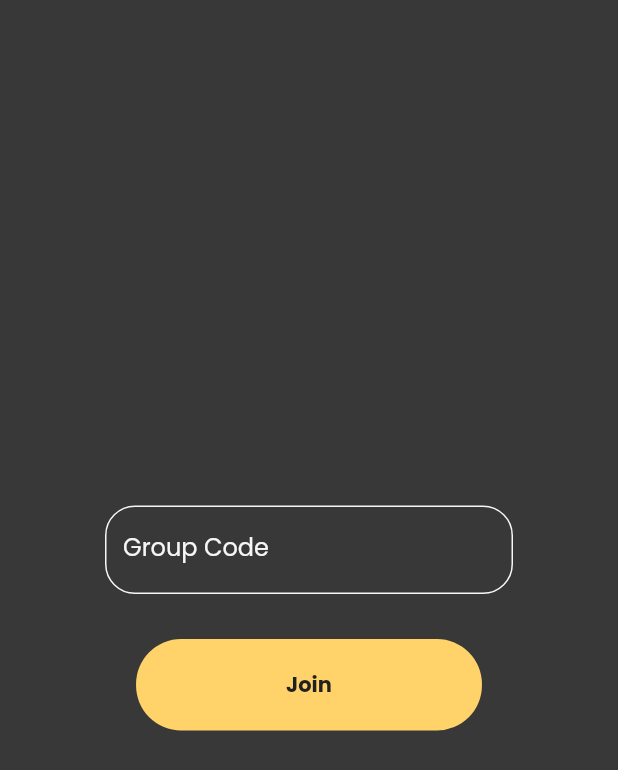
After one commit to jesi318/serviz-old, a Flutter app: the CreateGroupForm screen opened by its route, on a phone screen of 412 x 824 dp. The commit adds this screen. Shown: the top 770 px of the screen. Run offline on Flutter 3.47's test engine with Material 2 defaults, Android fonts, the phone set to English and light mode, and no system bars; drawn by our look-alikes of flutter_bounce; our stand-ins replace firebase_core, get, google_fonts; accounts and stored records are empty.

Commit message:
added create_group_form.dart file and specified the rout with getx

```diff
--- a/lib/routes.dart
+++ b/lib/routes.dart
@@ -1,4 +1,5 @@
 import 'package:get/get.dart';
+import 'package:serviz/screens/create_group_form.dart';
 import 'package:serviz/screens/create_join_group.dart';
 import 'package:serviz/screens/homepg.dart';
 import 'package:serviz/screens/welcome_screen.dart';
@@ -12,7 +13,8 @@ appRoutes() => [
         transition: Transition.rightToLeftWithFade,
         transitionDuration: Duration(milliseconds: 500),
       ),
-      GetPage(name: '/home', page: () => HomePage())
+      GetPage(name: '/home', page: () => HomePage()),
+      GetPage(name: '/creategroupform', page: () => CreateGroupForm())
     ];
 
 class MyMiddelware extends GetMiddleware {
--- /dev/null
+++ b/lib/screens/create_group_form.dart
@@ -0,0 +1,94 @@
+import 'package:flutter/material.dart';
+import 'package:google_fonts/google_fonts.dart';
+import 'package:serviz/utils/colors.dart';
+import 'package:flutter_bounce/flutter_bounce.dart';
+
+class CreateGroupForm extends StatefulWidget {
+  @override
+  State<CreateGroupForm> createState() => _CreateGroupFormState();
+}
+
+class _CreateGroupFormState extends State<CreateGroupForm> {
+  final _textController = TextEditingController();
+  FocusNode myFocusNode = new FocusNode();
+
+  @override
+  void initState() {
+    super.initState();
+
+    _textController.addListener(() => setState(() {}));
+  }
+
+  @override
+  Widget build(BuildContext context) {
+    return Scaffold(
+      backgroundColor: AppColors.grey_background,
+      body: Container(
+        child: Padding(
+          padding: const EdgeInsets.all(70),
+          child: Column(
+            mainAxisAlignment: MainAxisAlignment.center,
+            children: [
+              groupcodetext(),
+              SizedBox(
+                height: 30,
+              ),
+              Bounce(
+                duration: Duration(milliseconds: 110),
+                onPressed: () {
+                  //What to do on pressed
+                },
+                child: Container(
+                  padding: EdgeInsets.only(
+                      left: 100, right: 100, top: 20, bottom: 20),
+                  decoration: BoxDecoration(
+                      borderRadius: BorderRadius.circular(30),
+                      color: AppColors.yellow_accent),
+                  child: Text(
+                    'Join',
+                    style: GoogleFonts.poppins(
+                        color: AppColors.black_background,
+                        fontWeight: FontWeight.bold),
+                  ),
+                ),
+              ),
+            ],
+          ),
+        ),
+      ),
+    );
+  }
+
+  Widget groupcodetext() => TextField(
+        focusNode: myFocusNode,
+        cursorColor: AppColors.yellow_accent,
+        controller: _textController,
+        decoration: InputDecoration(
+          enabledBorder: OutlineInputBorder(
+              borderSide: BorderSide(color: AppColors.white_text),
+              borderRadius: BorderRadius.circular(20)),
+          focusedBorder: OutlineInputBorder(
+              borderSide: BorderSide(color: AppColors.yellow_accent),
+              borderRadius: BorderRadius.circular(20)),
+          labelText: 'Group Code',
+          labelStyle: GoogleFonts.poppins(
+            color: myFocusNode.hasFocus
+                ? AppColors.yellow_accent
+                : AppColors.white_text,
+          ),
+          suffixIcon: _textController.text.isEmpty
+              ? Container(
+                  width: 0,
+                )
+              : IconButton(
+                  icon: Icon(
+                    Icons.clear_rounded,
+                    color: AppColors.yellow_accent,
+                  ),
+                  onPressed: () {
+                    _textController.clear();
+                  },
+                ),
+        ),
+      );
+}
--- a/lib/screens/homepg.dart
+++ b/lib/screens/homepg.dart
@@ -1,6 +1,7 @@
 import 'package:flutter/material.dart';
 import 'package:flutter/src/foundation/key.dart';
 import 'package:flutter/src/widgets/framework.dart';
+import 'package:flutter_bounce/flutter_bounce.dart';
 import 'package:serviz/utils/colors.dart';
 import 'package:serviz/widgets/appbar.dart';
 import 'package:serviz/widgets/drawer/drawer.dart';
@@ -31,6 +32,11 @@ class HomePage extends StatelessWidget {
                   width: MediaQuery.of(context).size.width,
                   padding:
                       EdgeInsets.symmetric(horizontal: 10.0, vertical: 5.0),
+                  child: Bounce(
+                    duration: Duration(milliseconds: 100),
+                    onPressed: () {
+                      //on Pressed Code
+                    },
                     child: Container(
                       child: SingleChildScrollView(
                         child: Card(
@@ -40,7 +46,8 @@ class HomePage extends StatelessWidget {
                               borderRadius: BorderRadius.circular(20.0)),
                           child: Container(
                             width: MediaQuery.of(context).size.width,
-                          height: MediaQuery.of(context).size.height * (1 / 6),
+                            height:
+                                MediaQuery.of(context).size.height * (1 / 6),
                             padding: EdgeInsets.symmetric(
                                 horizontal: 10.0, vertical: 10.0),
                             decoration: BoxDecoration(
@@ -53,7 +60,8 @@ class HomePage extends StatelessWidget {
                                 Align(
                                   alignment: AlignmentDirectional.centerStart,
                                   child: Row(
-                                  crossAxisAlignment: CrossAxisAlignment.start,
+                                    crossAxisAlignment:
+                                        CrossAxisAlignment.start,
                                     children: [
                                       Align(
                                         alignment: AlignmentDirectional.center,
@@ -115,6 +123,7 @@ class HomePage extends StatelessWidget {
                         ),
                       ),
                     ),
+                  ),
                 )),
       ),
     );
--- a/pubspec.yaml
+++ b/pubspec.yaml
@@ -37,6 +37,7 @@ dependencies:
   firebase_core: ^1.21.1
   google_fonts: ^3.0.1
   get: ^4.6.5
+  flutter_bounce: ^1.1.0
 
 dev_dependencies:
   flutter_test:
```
Also changed, not shown: pubspec.lock. Lines whose indentation alone changed are shown as unchanged.
